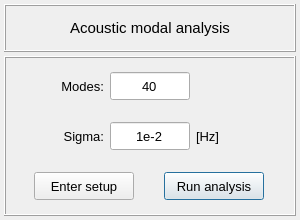
First picture: the form in vibra/interface/data/ui_files/analysis/acoustic/acoustic_modal_analysis_input.ui, repository MOPT-UFSC/VIBRA, before the edit.
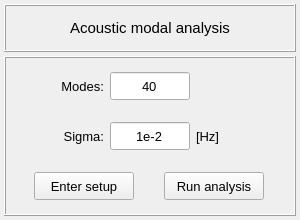
Second picture: the form after the edit. Icons and pictures are not drawn.

Diff of the .ui file:
```diff
--- a/vibra/interface/data/ui_files/analysis/acoustic/acoustic_modal_analysis_input.ui
+++ b/vibra/interface/data/ui_files/analysis/acoustic/acoustic_modal_analysis_input.ui
@@ -516,6 +516,9 @@
            <property name="text">
             <string>Run analysis</string>
            </property>
+           <property name="autoDefault">
+            <bool>false</bool>
+           </property>
           </widget>
          </item>
          <item row="0" column="0">
@@ -547,6 +550,9 @@
            <property name="text">
             <string>Enter setup</string>
            </property>
+           <property name="autoDefault">
+            <bool>false</bool>
+           </property>
           </widget>
          </item>
         </layout>
```
Left out of the diff: 4 changed lines with no effect on the pictures.
